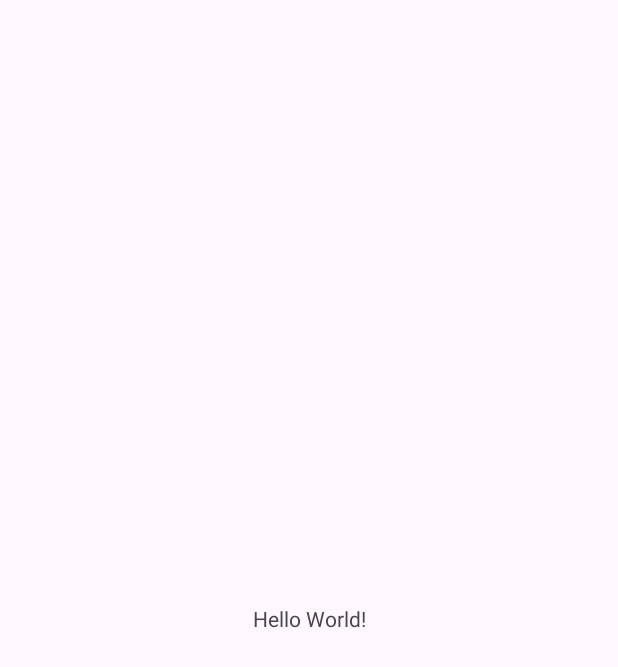
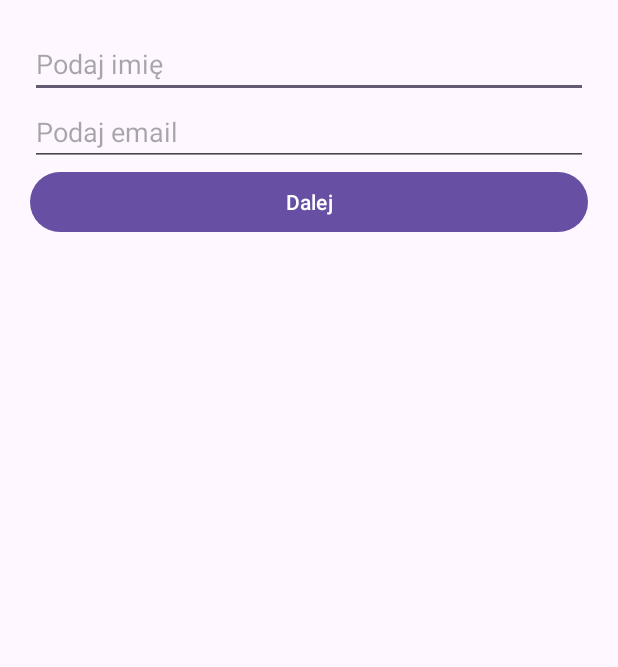
Before and after one commit to M1ki27/zad-1-15.11, an Android app: the screen it shows after launch (MainActivity), on a phone screen of 412 x 824 dp. Before the commit the part shown is almost empty. Shown: the top 667 px of the screen. Run offline under Robolectric (Android 15) with nearby library versions, the phone set to English and light mode, and no system bars.

Commit message:
przekazanie danych formularza przez putExtra

```diff
--- a/app/src/main/java/com/example/myapplication/MainActivity.java
+++ b/app/src/main/java/com/example/myapplication/MainActivity.java
@@ -1,24 +1,40 @@
 package com.example.myapplication;
 
+import android.content.Intent;
 import android.os.Bundle;
+import android.widget.Button;
+import android.widget.EditText;
 
-import androidx.activity.EdgeToEdge;
 import androidx.appcompat.app.AppCompatActivity;
-import androidx.core.graphics.Insets;
-import androidx.core.view.ViewCompat;
-import androidx.core.view.WindowInsetsCompat;
 
 public class MainActivity extends AppCompatActivity {
+
+    EditText etName, etEmail;
+    Button btnNext;
 
     @Override
     protected void onCreate(Bundle savedInstanceState) {
         super.onCreate(savedInstanceState);
-        EdgeToEdge.enable(this);
         setContentView(R.layout.activity_main);
-        ViewCompat.setOnApplyWindowInsetsListener(findViewById(R.id.main), (v, insets) -> {
-            Insets systemBars = insets.getInsets(WindowInsetsCompat.Type.systemBars());
-            v.setPadding(systemBars.left, systemBars.top, systemBars.right, systemBars.bottom);
-            return insets;
+
+        etName = findViewById(R.id.etName);
+        etEmail = findViewById(R.id.etEmail);
+        btnNext = findViewById(R.id.btnNext);
+
+        btnNext.setOnClickListener(v -> {
+
+            String name = etName.getText().toString();
+            String email = etEmail.getText().toString();
+
+
+            Intent intent = new Intent(MainActivity.this, SummaryActivity.class);
+
+
+            intent.putExtra(SummaryActivity.EXTRA_NAME, name);
+            intent.putExtra(SummaryActivity.EXTRA_EMAIL, email);
+
+
+            startActivity(intent);
         });
     }
 }
--- a/app/src/main/res/layout/activity_main.xml
+++ b/app/src/main/res/layout/activity_main.xml
@@ -1,19 +1,28 @@
 <?xml version="1.0" encoding="utf-8"?>
-<androidx.constraintlayout.widget.ConstraintLayout xmlns:android="http://schemas.android.com/apk/res/android"
-    xmlns:app="http://schemas.android.com/apk/res-auto"
-    xmlns:tools="http://schemas.android.com/tools"
-    android:id="@+id/main"
+<LinearLayout
+    xmlns:android="http://schemas.android.com/apk/res/android"
     android:layout_width="match_parent"
     android:layout_height="match_parent"
-    tools:context=".MainActivity">
+    android:orientation="vertical"
+    android:padding="20dp">
 
-    <TextView
-        android:layout_width="wrap_content"
+    <EditText
+        android:id="@+id/etName"
+        android:layout_width="match_parent"
         android:layout_height="wrap_content"
-        android:text="Hello World!"
-        app:layout_constraintBottom_toBottomOf="parent"
-        app:layout_constraintEnd_toEndOf="parent"
-        app:layout_constraintStart_toStartOf="parent"
-        app:layout_constraintTop_toTopOf="parent" />
+        android:hint="Podaj imię" />
 
-</androidx.constraintlayout.widget.ConstraintLayout>
+    <EditText
+        android:id="@+id/etEmail"
+        android:layout_width="match_parent"
+        android:layout_height="wrap_content"
+        android:hint="Podaj email"
+        android:inputType="textEmailAddress" />
+
+    <Button
+        android:id="@+id/btnNext"
+        android:layout_width="match_parent"
+        android:layout_height="wrap_content"
+        android:text="Dalej" />
+
+</LinearLayout>
```
Also changed, not shown: app/src/main/java/com/example/myapplication/SummaryActivity.java (+18 -10 lines), app/src/main/res/layout/activity_summary.xml (+27 -6 lines).
